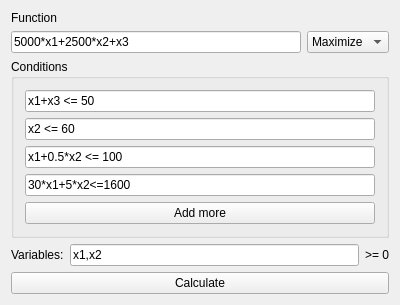
Above: mainwindow.ui from floric/OR_Solver before the change. Below: the same form after it.
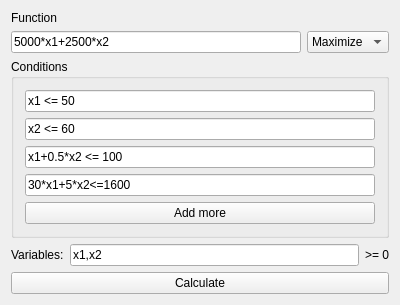
That is the form after the change.

```diff
--- a/mainwindow.ui
+++ b/mainwindow.ui
@@ -30,7 +30,7 @@
       <item>
        <widget class="QLineEdit" name="functionEdit">
         <property name="text">
-         <string>5000*x1+2500*x2+x3</string>
+         <string>5000*x1+2500*x2</string>
         </property>
        </widget>
       </item>
@@ -59,7 +59,7 @@
        <item>
         <widget class="QLineEdit" name="lineEdit">
          <property name="text">
-          <string>x1+x3 &lt;= 50</string>
+          <string>x1 &lt;= 50</string>
          </property>
         </widget>
        </item>
```
